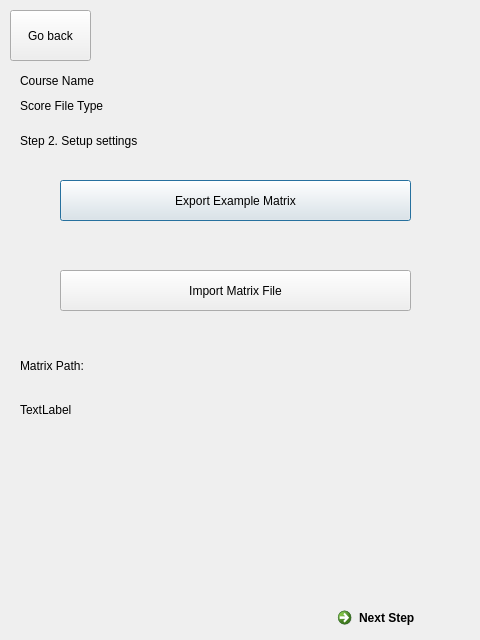
The window that Ui/MbasedScore_S2_Ui.ui (grinningGrace/SigmaU) describes before a commit, drawn with Qt 5.
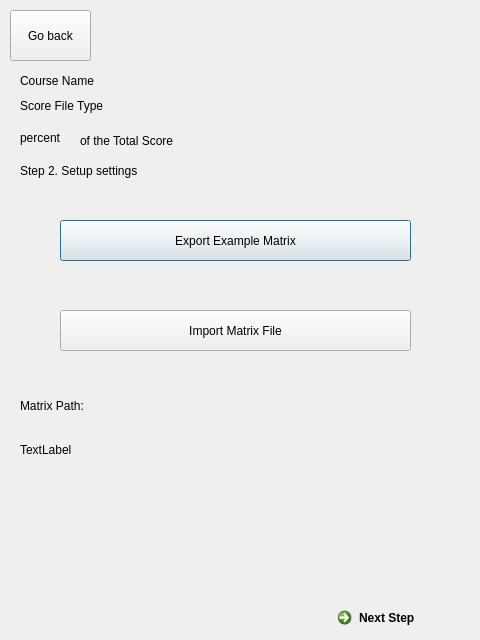
The same window after the commit.

Commit message: matrix based score Step 1-modification2

What changed in the file:
```diff
--- a/Ui/MbasedScore_S2_Ui.ui
+++ b/Ui/MbasedScore_S2_Ui.ui
@@ -17,7 +17,7 @@
    <property name="geometry">
     <rect>
      <x>20</x>
-     <y>120</y>
+     <y>150</y>
      <width>231</width>
      <height>41</height>
     </rect>
@@ -30,7 +30,7 @@
    <property name="geometry">
     <rect>
      <x>60</x>
-     <y>180</y>
+     <y>220</y>
      <width>351</width>
      <height>41</height>
     </rect>
@@ -43,7 +43,7 @@
    <property name="geometry">
     <rect>
      <x>60</x>
-     <y>270</y>
+     <y>310</y>
      <width>351</width>
      <height>41</height>
     </rect>
@@ -56,7 +56,7 @@
    <property name="geometry">
     <rect>
      <x>20</x>
-     <y>350</y>
+     <y>390</y>
      <width>141</width>
      <height>31</height>
     </rect>
@@ -69,7 +69,7 @@
    <property name="geometry">
     <rect>
      <x>20</x>
-     <y>400</y>
+     <y>440</y>
      <width>441</width>
      <height>20</height>
     </rect>
@@ -130,6 +130,32 @@
     <string>Go back</string>
    </property>
   </widget>
+  <widget class="QLabel" name="label_4">
+   <property name="geometry">
+    <rect>
+     <x>20</x>
+     <y>130</y>
+     <width>81</width>
+     <height>16</height>
+    </rect>
+   </property>
+   <property name="text">
+    <string>percent</string>
+   </property>
+  </widget>
+  <widget class="QLabel" name="label_5">
+   <property name="geometry">
+    <rect>
+     <x>80</x>
+     <y>120</y>
+     <width>301</width>
+     <height>41</height>
+    </rect>
+   </property>
+   <property name="text">
+    <string>of the Total Score</string>
+   </property>
+  </widget>
  </widget>
  <resources/>
  <connections/>
```
The commit also changes 4 other files.
